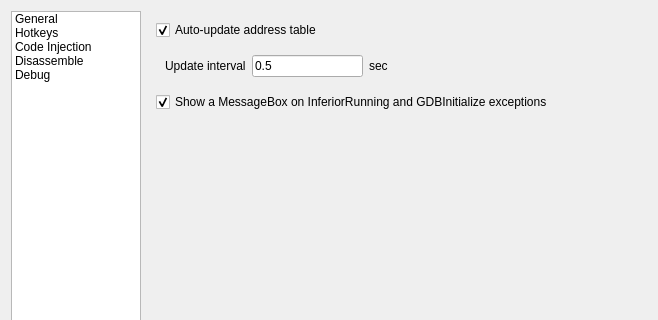
Qt form GUI/SettingsDialog.ui (korcankaraokcu/PINCE) before a commit; both pictures show x 0 to 658 and y 0 to 320 of the 658 by 558 pixel window.
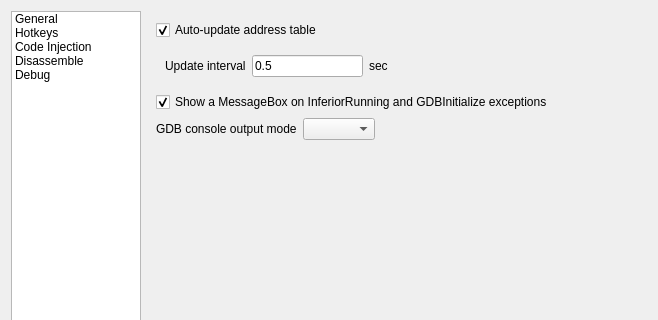
The same form after that commit.

Commit message: Added gdb_output_mode setting

Diff of the .ui file:
```diff
--- a/GUI/SettingsDialog.ui
+++ b/GUI/SettingsDialog.ui
@@ -6,7 +6,7 @@
    <rect>
     <x>0</x>
     <y>0</y>
-    <width>658</width>
+    <width>652</width>
     <height>558</height>
    </rect>
   </property>
@@ -146,6 +146,33 @@
                </property>
               </widget>
              </item>
+             <item>
+              <layout class="QHBoxLayout" name="horizontalLayout_3">
+               <item>
+                <widget class="QLabel" name="label_8">
+                 <property name="text">
+                  <string>GDB console output mode</string>
+                 </property>
+                </widget>
+               </item>
+               <item>
+                <widget class="QComboBox" name="comboBox_GDBOutputMode"/>
+               </item>
+               <item>
+                <spacer name="horizontalSpacer_7">
+                 <property name="orientation">
+                  <enum>Qt::Horizontal</enum>
+                 </property>
+                 <property name="sizeHint" stdset="0">
+                  <size>
+                   <width>40</width>
+                   <height>20</height>
+                  </size>
+                 </property>
+                </spacer>
+               </item>
+              </layout>
+             </item>
              <item>
               <spacer name="verticalSpacer_2">
                <property name="orientation">
```
The commit also changes 4 other files.
